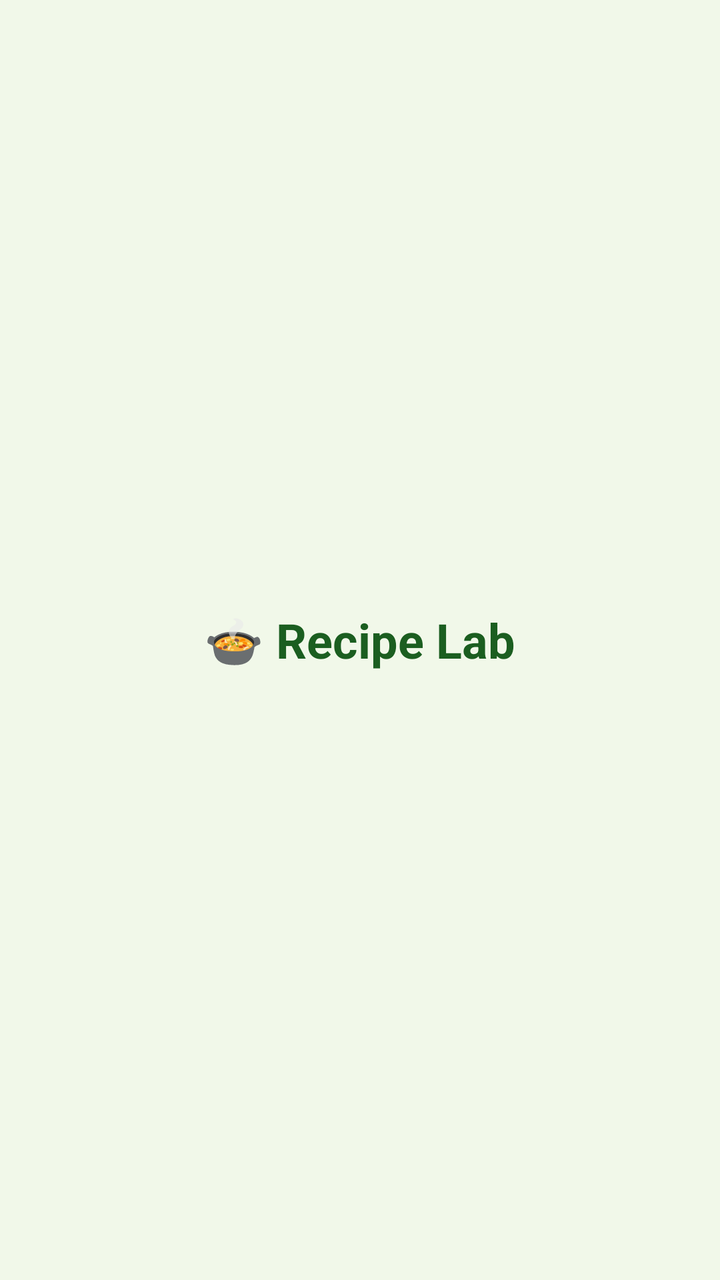
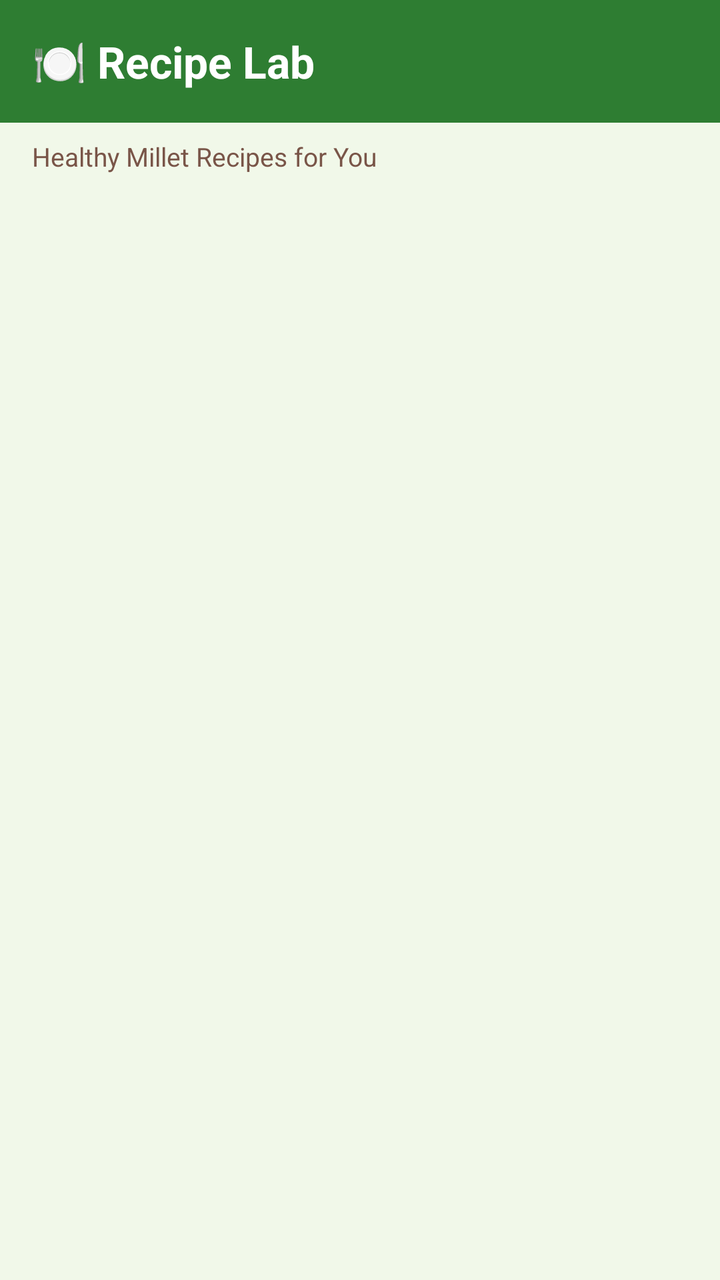

Screens rendered from an Android XML layout before and after an edit, with the pre-edit source and the edit as a unified diff.
<!-- AndroidManifest.xml: application theme Theme.SiriDhanyaHub -->
<!-- res/layout/fragment_recipe_lab.xml -->
<?xml version="1.0" encoding="utf-8"?>
<FrameLayout xmlns:android="http://schemas.android.com/apk/res/android"
    android:layout_width="match_parent"
    android:layout_height="match_parent"
    android:background="@color/background_cream">

    <TextView
        android:layout_width="wrap_content"
        android:layout_height="wrap_content"
        android:layout_gravity="center"
        android:text="🍲 Recipe Lab"
        android:textSize="24sp"
        android:textColor="@color/green_dark"
        android:textStyle="bold" />

</FrameLayout>
<!-- resources referenced by this layout -->
<resources>
  <color name="background_cream">#F1F8E9</color>
  <color name="green_dark">#1B5E20</color>
  <style name="Theme.SiriDhanyaHub" parent="Base.Theme.SiriDhanyaHub" />
  <style name="Base.Theme.SiriDhanyaHub" parent="Theme.Material3.Light.NoActionBar">
          <item name="colorPrimary">#2E7D32</item>
          <item name="colorOnPrimary">#FFFFFF</item>
          <item name="colorSecondary">#795548</item>
          <item name="colorOnSecondary">#FFFFFF</item>
          <item name="colorSurface">#F1F8E9</item>
          <item name="colorOnSurface">#33691E</item>
          <item name="android:colorBackground">#F1F8E9</item>
      </style>
</resources>

<!-- the commit's change to res/layout/fragment_recipe_lab.xml (unified diff, before → after) -->
@@ -1,16 +1,35 @@
 <?xml version="1.0" encoding="utf-8"?>
-<FrameLayout xmlns:android="http://schemas.android.com/apk/res/android"
+<LinearLayout xmlns:android="http://schemas.android.com/apk/res/android"
     android:layout_width="match_parent"
     android:layout_height="match_parent"
+    android:orientation="vertical"
     android:background="@color/background_cream">
 
     <TextView
-        android:layout_width="wrap_content"
+        android:layout_width="match_parent"
         android:layout_height="wrap_content"
-        android:layout_gravity="center"
-        android:text="🍲 Recipe Lab"
-        android:textSize="24sp"
-        android:textColor="@color/green_dark"
-        android:textStyle="bold" />
+        android:text="🍽️ Recipe Lab"
+        android:textSize="22sp"
+        android:textStyle="bold"
+        android:textColor="@color/white"
+        android:background="@color/green_primary"
+        android:padding="16dp" />
 
-</FrameLayout>
+    <TextView
+        android:layout_width="match_parent"
+        android:layout_height="wrap_content"
+        android:text="Healthy Millet Recipes for You"
+        android:textSize="13sp"
+        android:textColor="@color/brown_primary"
+        android:paddingStart="16dp"
+        android:paddingTop="8dp"
+        android:paddingBottom="4dp" />
+
+    <androidx.recyclerview.widget.RecyclerView
+        android:id="@+id/recycler_recipes"
+        android:layout_width="match_parent"
+        android:layout_height="match_parent"
+        android:padding="8dp"
+        android:clipToPadding="false" />
+
+</LinearLayout>
<!-- resource entries referenced after the edit -->
@@ -1,7 +1,9 @@
 <!-- resources referenced by this layout -->
 <resources>
   <color name="background_cream">#F1F8E9</color>
-  <color name="green_dark">#1B5E20</color>
+  <color name="brown_primary">#795548</color>
+  <color name="green_primary">#2E7D32</color>
+  <color name="white">#FFFFFF</color>
   <style name="Theme.SiriDhanyaHub" parent="Base.Theme.SiriDhanyaHub" />
   <style name="Base.Theme.SiriDhanyaHub" parent="Theme.Material3.Light.NoActionBar">
           <item name="colorPrimary">#2E7D32</item>
